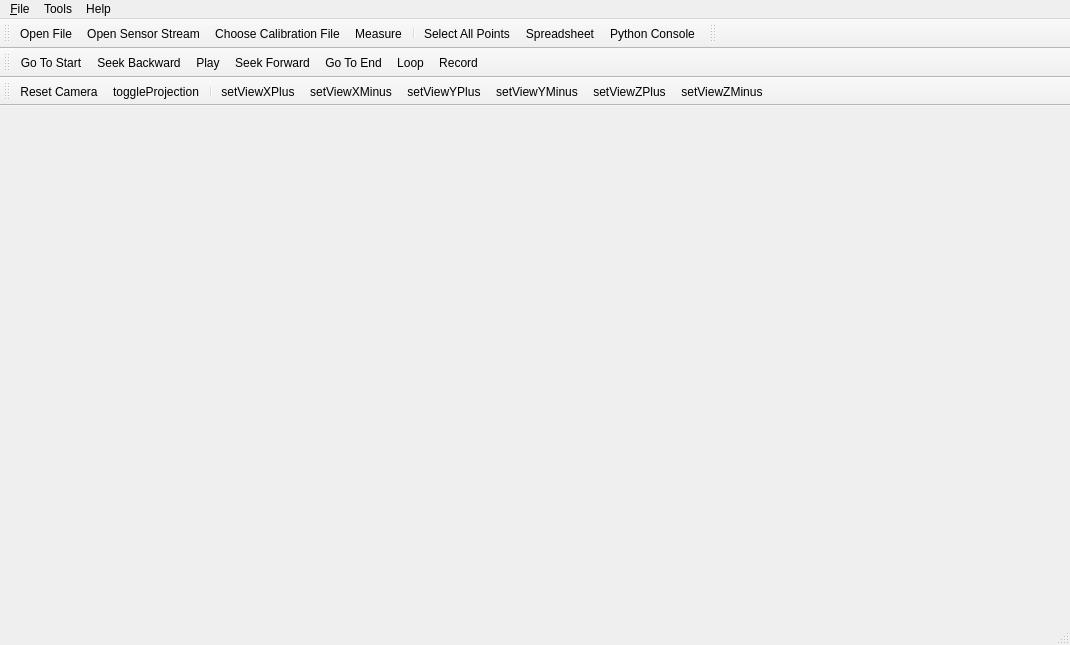
Before: the Qt Designer form vvMainWindow.ui in Kitware/VeloView, drawn with Qt 5.
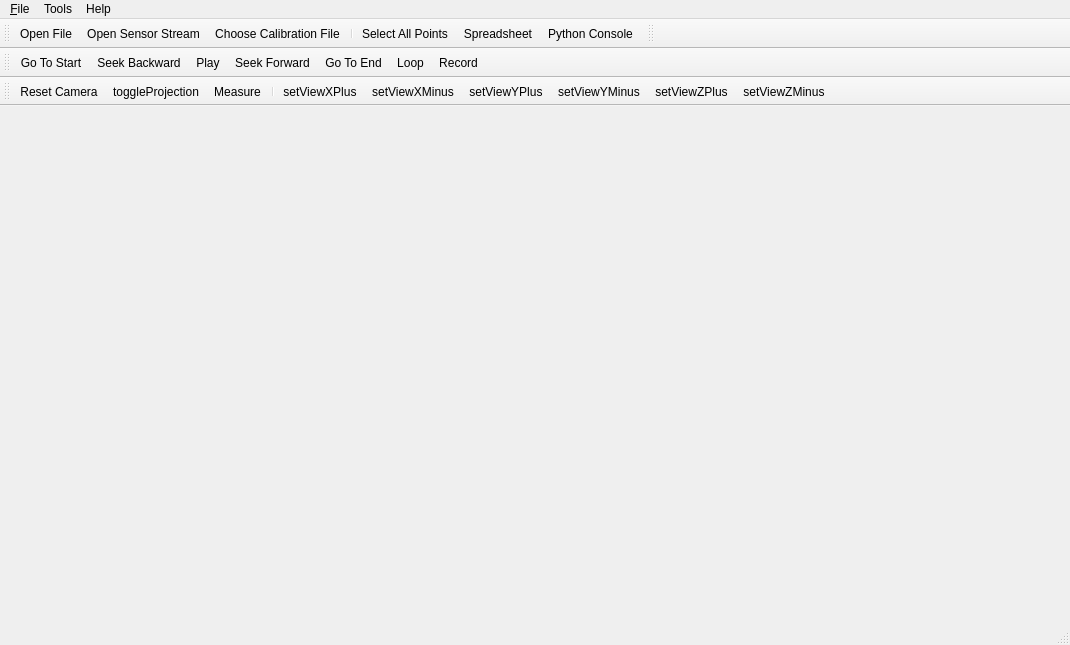
After: the same form once the commit is applied. Icons and pictures are not drawn. Custom widgets are drawn as their Qt base class.

Commit message: STYLE: - Modified the position of the Ruler tool button        - Modified the tooltip of the Ruler tool button

Patch:
```diff
--- a/vvMainWindow.ui
+++ b/vvMainWindow.ui
@@ -102,7 +102,6 @@
    <addaction name="action_Open"/>
    <addaction name="actionOpen_Sensor_Stream"/>
    <addaction name="actionChoose_Calibration_File"/>
-   <addaction name="actionMeasure"/>
    <addaction name="separator"/>
    <addaction name="actionSelect_All_Points"/>
    <addaction name="actionSpreadsheet"/>
@@ -149,6 +148,7 @@
    </attribute>
    <addaction name="actionReset_Camera"/>
    <addaction name="actionToggleProjection"/>
+   <addaction name="actionMeasure"/>
    <addaction name="separator"/>
    <addaction name="actionSetViewXPlus"/>
    <addaction name="actionSetViewXMinus"/>
```
Left out of the diff: 2 changed lines with no effect on the pictures.
